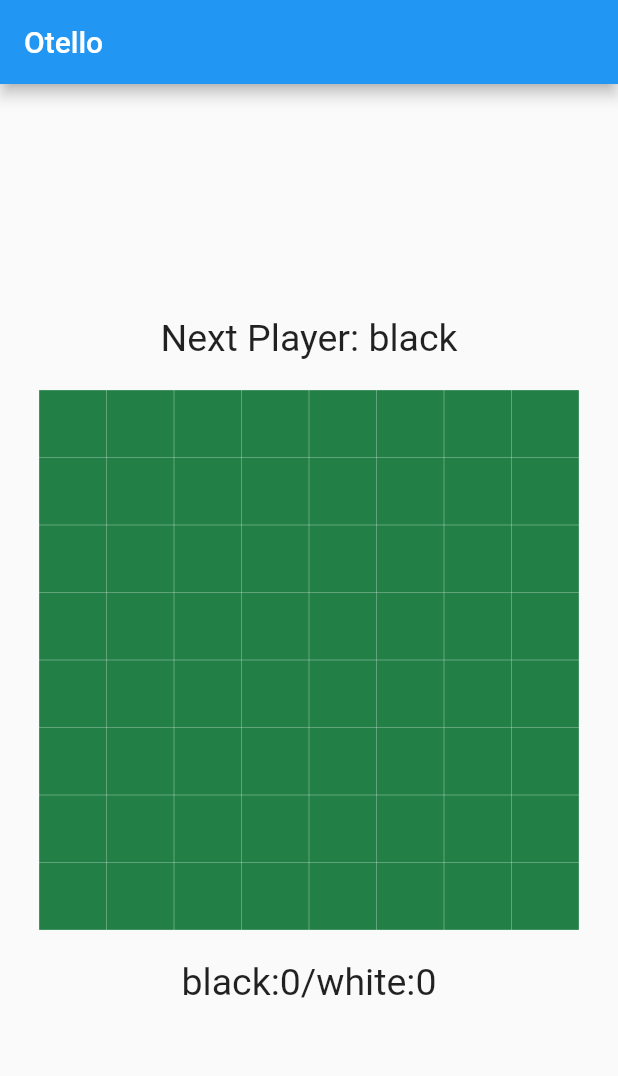
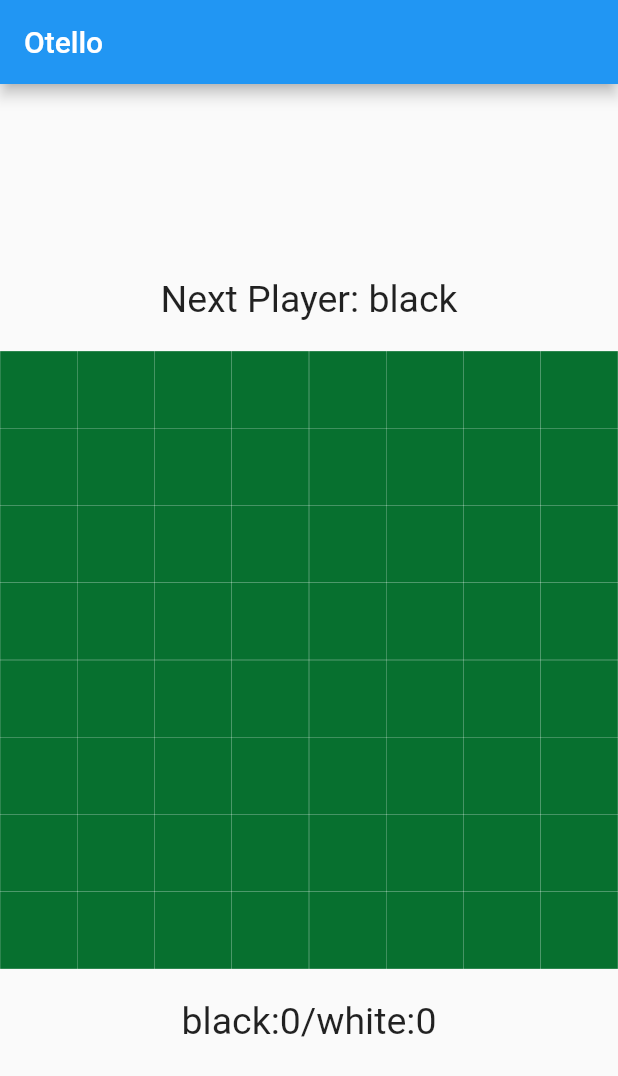
Before and after one commit to ondrkishi/othello, a Flutter app: the screen it shows after launch, on a phone screen of 412 x 824 dp. Shown: the top 1076 px of the screen. Run offline on Flutter 3.47's test engine with Material 2 defaults, Android fonts, the phone set to English and light mode, and no system bars; our stand-ins replace hooks_riverpod.

```diff
--- a/lib/app/othello/widget/board.dart
+++ b/lib/app/othello/widget/board.dart
@@ -71,28 +71,7 @@ class _OthelloBoardState extends State<OthelloBoard> {
         ),
         Container(
           color: const Color.fromARGB(223, 3, 110, 44),
-          child: SizedBox(
-            //マス目の大きさ
-            height: 45 * 8,
-            width: 45 * 8,
-            //[GridView]マス目を作る
-            //[.count]で常に正方形を表示する
-            child: GridView.count(
-              physics: const NeverScrollableScrollPhysics(),
-              shrinkWrap: true,
-              //1行に表示する数
-              crossAxisCount: 8,
-              //表示するSquareの数
-              children: List.generate(
-                  64,
-                  (int i) => OthelloCell(
-                        onTap: () => handleClick(i),
-                        value:
-                            //'$i' テキストを表示するだけの値
-                            _OthelloSquare[i],
-                      )),
-            ),
-          ),
+          child: _buildBoard(),
         ),
         Padding(
             padding: const EdgeInsets.all(20),
@@ -107,4 +86,26 @@ class _OthelloBoardState extends State<OthelloBoard> {
       ],
     );
   }
+
+  Widget _buildBoard() {
+    return Column(
+      children: [
+        ...List.generate(
+          8,
+          (x) => Row(
+            children: [
+              ...List.generate(
+                8,
+                (y) => OthelloCell(
+                  onTap: () => handleClick(x),
+                  x: x,
+                  y: y,
+                ),
+              ),
+            ],
+          ),
+        )
+      ],
+    );
+  }
 }
--- a/lib/app/othello/widget/cell.dart
+++ b/lib/app/othello/widget/cell.dart
@@ -5,27 +5,31 @@ class OthelloCell extends StatelessWidget {
   const OthelloCell({
     Key? key,
     required this.onTap,
-    required this.value,
+    required this.x,
+    required this.y,
   }) : super(key: key);
 
   final void Function() onTap;
-  final String? value;
+  final int x;
+  final int y;
 
   @override
   Widget build(BuildContext context) {
-    //タップの入力検知
+    // 端末の画面サイズからマス目の大きさを計算
+    late final double cellSize = MediaQuery.of(context).size.width / 8.0;
     return GestureDetector(
       onTap: onTap,
       child: Container(
-        //マス目の区切り線
         decoration: BoxDecoration(
-          border: Border.all(color: const Color.fromARGB(255, 255, 255, 255), width: 0.1),
+          color: const Color.fromARGB(223, 3, 110, 44),
+          border: Border.all(
+            color: const Color.fromARGB(255, 255, 255, 255),
+            width: 0.1,
+          ),
         ),
-        child: Center(
-            //マス目の中に表示するもの
-            child:
-                //Text(value!),
-                _othelloDiscJudg(context, value)),
+        width: cellSize,
+        height: cellSize,
+        //child: Center(child: _buildItem(table[x][y])),
       ),
     );
   }
```
